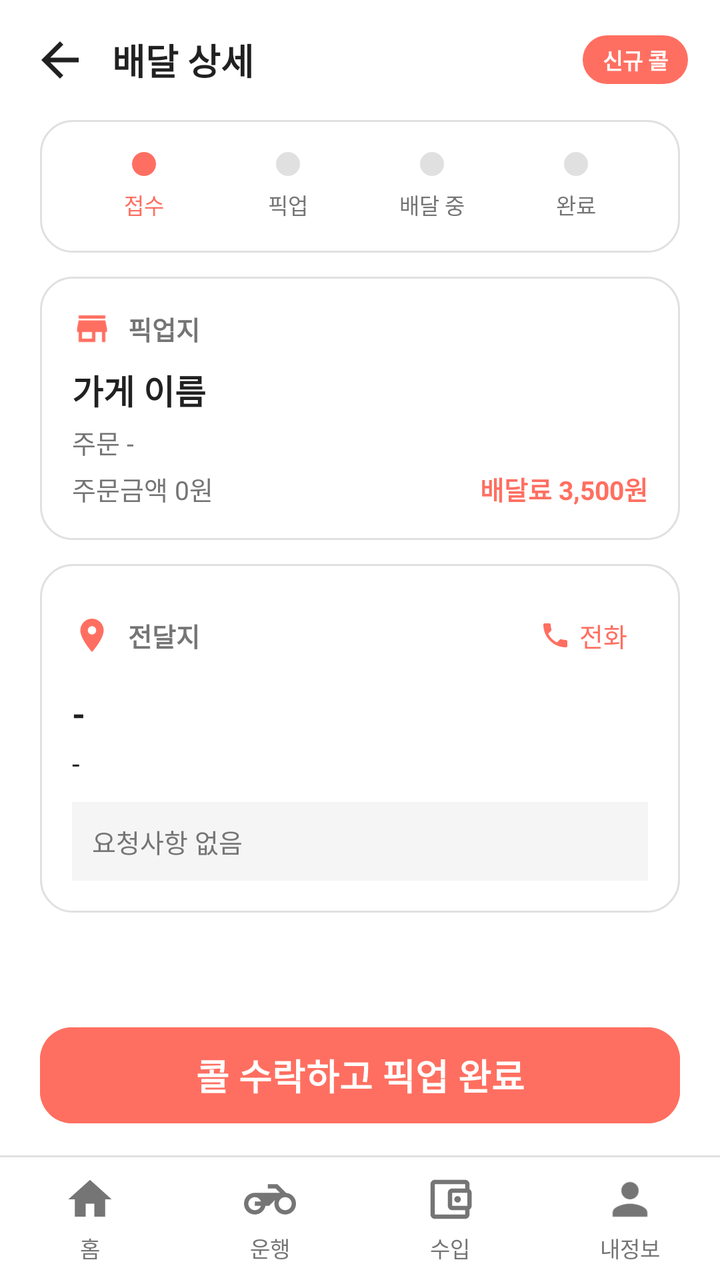
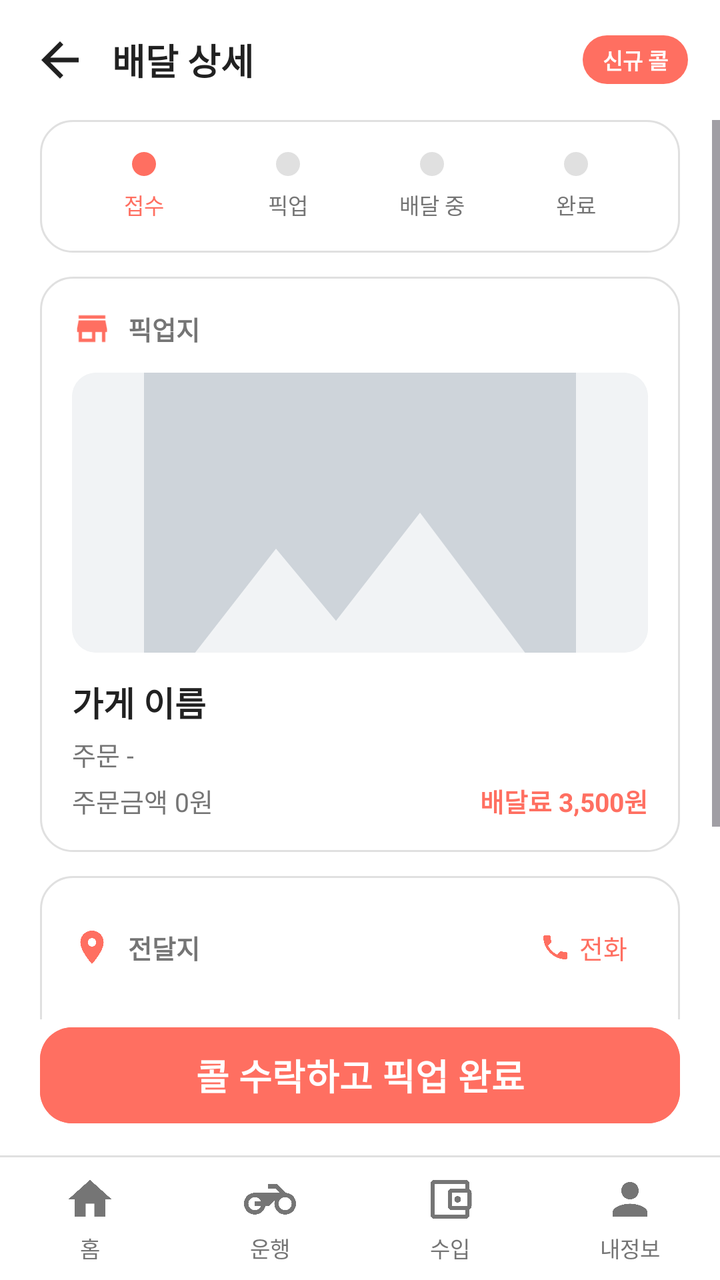

Screens rendered from an Android XML layout before and after an edit, with the pre-edit source and the edit as a unified diff.
<!-- AndroidManifest.xml: application theme Theme.Connect -->
<!-- res/layout/activity_delivery_detail.xml -->
<?xml version="1.0" encoding="utf-8"?>
<LinearLayout xmlns:android="http://schemas.android.com/apk/res/android"
    xmlns:app="http://schemas.android.com/apk/res-auto"
    android:layout_width="match_parent"
    android:layout_height="match_parent"
    android:orientation="vertical"
    android:background="@color/bg_deep">

    
    <LinearLayout
        android:layout_width="match_parent"
        android:layout_height="wrap_content"
        android:orientation="horizontal"
        android:gravity="center_vertical"
        android:padding="16dp">

        <ImageView
            android:id="@+id/btn_back"
            android:layout_width="28dp"
            android:layout_height="28dp"
            android:src="@drawable/ic_arrow_back"
            app:tint="@color/text_primary"
            android:background="?attr/selectableItemBackgroundBorderless"
            android:contentDescription="뒤로"/>

        <TextView
            android:layout_width="0dp"
            android:layout_height="wrap_content"
            android:layout_weight="1"
            android:text="배달 상세"
            android:textSize="18sp"
            android:textStyle="bold"
            android:textColor="@color/text_primary"
            android:layout_marginStart="12dp"/>

        <TextView
            android:id="@+id/tv_status"
            android:layout_width="wrap_content"
            android:layout_height="wrap_content"
            android:text="신규 콜"
            android:textSize="11sp"
            android:textStyle="bold"
            android:textColor="#FFFFFF"
            android:background="@drawable/bg_chip_status_new"
            android:paddingStart="10dp"
            android:paddingEnd="10dp"
            android:paddingTop="4dp"
            android:paddingBottom="4dp"/>
    </LinearLayout>

    <ScrollView
        android:layout_width="match_parent"
        android:layout_height="0dp"
        android:layout_weight="1"
        android:fillViewport="true">

        <LinearLayout
            android:layout_width="match_parent"
            android:layout_height="wrap_content"
            android:orientation="vertical"
            android:paddingStart="20dp"
            android:paddingEnd="20dp"
            android:paddingBottom="20dp">

            
            <LinearLayout
                android:layout_width="match_parent"
                android:layout_height="wrap_content"
                android:orientation="horizontal"
                android:background="@drawable/bg_card"
                android:padding="16dp"
                android:layout_marginBottom="12dp">

                <LinearLayout
                    android:layout_width="0dp"
                    android:layout_height="wrap_content"
                    android:layout_weight="1"
                    android:orientation="vertical"
                    android:gravity="center">

                    <View
                        android:id="@+id/step_dot_1"
                        android:layout_width="12dp"
                        android:layout_height="12dp"
                        android:background="@drawable/bg_step_dot_on"/>

                    <TextView
                        android:id="@+id/step_label_1"
                        android:layout_width="wrap_content"
                        android:layout_height="wrap_content"
                        android:text="접수"
                        android:textSize="11sp"
                        android:textColor="@color/coral_primary"
                        android:layout_marginTop="6dp"/>
                </LinearLayout>

                <LinearLayout
                    android:layout_width="0dp"
                    android:layout_height="wrap_content"
                    android:layout_weight="1"
                    android:orientation="vertical"
                    android:gravity="center">

                    <View
                        android:id="@+id/step_dot_2"
                        android:layout_width="12dp"
                        android:layout_height="12dp"
                        android:background="@drawable/bg_step_dot_off"/>

                    <TextView
                        android:id="@+id/step_label_2"
                        android:layout_width="wrap_content"
                        android:layout_height="wrap_content"
                        android:text="픽업"
                        android:textSize="11sp"
                        android:textColor="@color/text_secondary"
                        android:layout_marginTop="6dp"/>
                </LinearLayout>

                <LinearLayout
                    android:layout_width="0dp"
                    android:layout_height="wrap_content"
                    android:layout_weight="1"
                    android:orientation="vertical"
                    android:gravity="center">

                    <View
                        android:id="@+id/step_dot_3"
                        android:layout_width="12dp"
                        android:layout_height="12dp"
                        android:background="@drawable/bg_step_dot_off"/>

                    <TextView
                        android:id="@+id/step_label_3"
                        android:layout_width="wrap_content"
                        android:layout_height="wrap_content"
                        android:text="배달 중"
                        android:textSize="11sp"
                        android:textColor="@color/text_secondary"
                        android:layout_marginTop="6dp"/>
                </LinearLayout>

                <LinearLayout
                    android:layout_width="0dp"
                    android:layout_height="wrap_content"
                    android:layout_weight="1"
                    android:orientation="vertical"
                    android:gravity="center">

                    <View
                        android:id="@+id/step_dot_4"
                        android:layout_width="12dp"
                        android:layout_height="12dp"
                        android:background="@drawable/bg_step_dot_off"/>

                    <TextView
                        android:id="@+id/step_label_4"
                        android:layout_width="wrap_content"
                        android:layout_height="wrap_content"
                        android:text="완료"
                        android:textSize="11sp"
                        android:textColor="@color/text_secondary"
                        android:layout_marginTop="6dp"/>
                </LinearLayout>
            </LinearLayout>

            
            <LinearLayout
                android:layout_width="match_parent"
                android:layout_height="wrap_content"
                android:orientation="vertical"
                android:background="@drawable/bg_card"
                android:padding="16dp"
                android:layout_marginBottom="12dp">

                <LinearLayout
                    android:layout_width="match_parent"
                    android:layout_height="wrap_content"
                    android:orientation="horizontal"
                    android:gravity="center_vertical">

                    <ImageView
                        android:layout_width="20dp"
                        android:layout_height="20dp"
                        android:src="@drawable/ic_store"
                        app:tint="@color/coral_primary"
                        android:contentDescription="픽업지"/>

                    <TextView
                        android:layout_width="wrap_content"
                        android:layout_height="wrap_content"
                        android:text="픽업지"
                        android:textSize="13sp"
                        android:textStyle="bold"
                        android:textColor="@color/text_secondary"
                        android:layout_marginStart="8dp"/>
                </LinearLayout>

                <TextView
                    android:id="@+id/tv_restaurant"
                    android:layout_width="wrap_content"
                    android:layout_height="wrap_content"
                    android:text="가게 이름"
                    android:textSize="17sp"
                    android:textStyle="bold"
                    android:textColor="@color/text_primary"
                    android:layout_marginTop="8dp"/>

                <TextView
                    android:id="@+id/tv_order_number"
                    android:layout_width="wrap_content"
                    android:layout_height="wrap_content"
                    android:text="주문 -"
                    android:textSize="13sp"
                    android:textColor="@color/text_secondary"
                    android:layout_marginTop="4dp"/>

                <LinearLayout
                    android:layout_width="match_parent"
                    android:layout_height="wrap_content"
                    android:orientation="horizontal"
                    android:layout_marginTop="4dp">

                    <TextView
                        android:id="@+id/tv_total"
                        android:layout_width="0dp"
                        android:layout_height="wrap_content"
                        android:layout_weight="1"
                        android:text="주문금액 0원"
                        android:textSize="13sp"
                        android:textColor="@color/text_secondary"/>

                    <TextView
                        android:id="@+id/tv_fee"
                        android:layout_width="wrap_content"
                        android:layout_height="wrap_content"
                        android:text="배달료 3,500원"
                        android:textSize="13sp"
                        android:textStyle="bold"
                        android:textColor="@color/coral_primary"/>
                </LinearLayout>
            </LinearLayout>

            
            <LinearLayout
                android:layout_width="match_parent"
                android:layout_height="wrap_content"
                android:orientation="vertical"
                android:background="@drawable/bg_card"
                android:padding="16dp">

                <LinearLayout
                    android:layout_width="match_parent"
                    android:layout_height="wrap_content"
                    android:orientation="horizontal"
                    android:gravity="center_vertical">

                    <ImageView
                        android:layout_width="20dp"
                        android:layout_height="20dp"
                        android:src="@drawable/ic_pin"
                        app:tint="@color/coral_primary"
                        android:contentDescription="전달지"/>

                    <TextView
                        android:layout_width="0dp"
                        android:layout_height="wrap_content"
                        android:layout_weight="1"
                        android:text="전달지"
                        android:textSize="13sp"
                        android:textStyle="bold"
                        android:textColor="@color/text_secondary"
                        android:layout_marginStart="8dp"/>

                    <Button
                        android:id="@+id/btn_call"
                        style="@style/Widget.Material3.Button.TextButton"
                        android:layout_width="wrap_content"
                        android:layout_height="wrap_content"
                        android:minWidth="0dp"
                        android:minHeight="0dp"
                        android:paddingStart="10dp"
                        android:paddingEnd="10dp"
                        android:text="전화"
                        android:textSize="13sp"
                        android:textColor="@color/coral_primary"
                        app:icon="@drawable/ic_call"
                        app:iconSize="16dp"
                        app:iconTint="@color/coral_primary"/>
                </LinearLayout>

                <TextView
                    android:id="@+id/tv_customer"
                    android:layout_width="wrap_content"
                    android:layout_height="wrap_content"
                    android:text="-"
                    android:textSize="17sp"
                    android:textStyle="bold"
                    android:textColor="@color/text_primary"
                    android:layout_marginTop="8dp"/>

                <TextView
                    android:id="@+id/tv_address"
                    android:layout_width="wrap_content"
                    android:layout_height="wrap_content"
                    android:text="-"
                    android:textSize="14sp"
                    android:textColor="@color/text_primary"
                    android:layout_marginTop="4dp"/>

                <TextView
                    android:id="@+id/tv_request_note"
                    android:layout_width="match_parent"
                    android:layout_height="wrap_content"
                    android:text="요청사항 없음"
                    android:textSize="13sp"
                    android:textColor="@color/text_secondary"
                    android:background="@color/bg_surface"
                    android:padding="10dp"
                    android:layout_marginTop="10dp"/>
            </LinearLayout>

        </LinearLayout>
    </ScrollView>

    
    <Button
        android:id="@+id/btn_action"
        android:layout_width="match_parent"
        android:layout_height="56dp"
        android:layout_marginStart="20dp"
        android:layout_marginEnd="20dp"
        android:layout_marginBottom="12dp"
        android:text="콜 수락하고 픽업 완료"
        android:textSize="18sp"
        android:textStyle="bold"
        android:textColor="#FFFFFF"
        android:backgroundTint="@color/coral_primary"
        app:cornerRadius="16dp"/>

    <include layout="@layout/bottom_nav"/>

</LinearLayout>
<!-- res/layout/bottom_nav.xml (included above) -->
<?xml version="1.0" encoding="utf-8"?>
<LinearLayout xmlns:android="http://schemas.android.com/apk/res/android"
    xmlns:app="http://schemas.android.com/apk/res-auto"
    android:id="@+id/bottom_nav_root"
    android:layout_width="match_parent"
    android:layout_height="wrap_content"
    android:orientation="vertical"
    android:background="@color/bg_deep">

    <View
        android:layout_width="match_parent"
        android:layout_height="1dp"
        android:background="@color/stroke_dim"/>

    <LinearLayout
        android:layout_width="match_parent"
        android:layout_height="wrap_content"
        android:orientation="horizontal"
        android:paddingTop="8dp"
        android:paddingBottom="8dp">

        
        <LinearLayout
            android:id="@+id/nav_home"
            android:layout_width="0dp"
            android:layout_height="wrap_content"
            android:layout_weight="1"
            android:orientation="vertical"
            android:gravity="center"
            android:clickable="true"
            android:focusable="true"
            android:background="?attr/selectableItemBackgroundBorderless">

            <ImageView
                android:id="@+id/nav_home_icon"
                android:layout_width="26dp"
                android:layout_height="26dp"
                android:src="@drawable/ic_home"
                app:tint="@color/text_secondary"
                android:contentDescription="홈"/>

            <TextView
                android:id="@+id/nav_home_label"
                android:layout_width="wrap_content"
                android:layout_height="wrap_content"
                android:text="홈"
                android:textSize="11sp"
                android:textColor="@color/text_secondary"
                android:layout_marginTop="3dp"/>
        </LinearLayout>

        
        <LinearLayout
            android:id="@+id/nav_delivery"
            android:layout_width="0dp"
            android:layout_height="wrap_content"
            android:layout_weight="1"
            android:orientation="vertical"
            android:gravity="center"
            android:clickable="true"
            android:focusable="true"
            android:background="?attr/selectableItemBackgroundBorderless">

            <FrameLayout
                android:layout_width="wrap_content"
                android:layout_height="wrap_content">

                <ImageView
                    android:id="@+id/nav_delivery_icon"
                    android:layout_width="26dp"
                    android:layout_height="26dp"
                    android:src="@drawable/ic_scooter"
                    app:tint="@color/text_secondary"
                    android:contentDescription="운행"/>

                <TextView
                    android:id="@+id/tv_delivery_badge"
                    android:layout_width="wrap_content"
                    android:layout_height="16dp"
                    android:minWidth="16dp"
                    android:layout_gravity="top|end"
                    android:background="@drawable/bg_notice_badge"
                    android:gravity="center"
                    android:paddingStart="4dp"
                    android:paddingEnd="4dp"
                    android:text=""
                    android:textColor="#FFFFFF"
                    android:textSize="9sp"
                    android:textStyle="bold"
                    android:visibility="gone"/>

            </FrameLayout>

            <TextView
                android:id="@+id/nav_delivery_label"
                android:layout_width="wrap_content"
                android:layout_height="wrap_content"
                android:text="운행"
                android:textSize="11sp"
                android:textColor="@color/text_secondary"
                android:layout_marginTop="3dp"/>
        </LinearLayout>

        
        <LinearLayout
            android:id="@+id/nav_earnings"
            android:layout_width="0dp"
            android:layout_height="wrap_content"
            android:layout_weight="1"
            android:orientation="vertical"
            android:gravity="center"
            android:clickable="true"
            android:focusable="true"
            android:background="?attr/selectableItemBackgroundBorderless">

            <ImageView
                android:id="@+id/nav_earnings_icon"
                android:layout_width="26dp"
                android:layout_height="26dp"
                android:src="@drawable/ic_wallet"
                app:tint="@color/text_secondary"
                android:contentDescription="수입"/>

            <TextView
                android:id="@+id/nav_earnings_label"
                android:layout_width="wrap_content"
                android:layout_height="wrap_content"
                android:text="수입"
                android:textSize="11sp"
                android:textColor="@color/text_secondary"
                android:layout_marginTop="3dp"/>
        </LinearLayout>

        
        <LinearLayout
            android:id="@+id/nav_mypage"
            android:layout_width="0dp"
            android:layout_height="wrap_content"
            android:layout_weight="1"
            android:orientation="vertical"
            android:gravity="center"
            android:clickable="true"
            android:focusable="true"
            android:background="?attr/selectableItemBackgroundBorderless">

            <ImageView
                android:id="@+id/nav_mypage_icon"
                android:layout_width="26dp"
                android:layout_height="26dp"
                android:src="@drawable/ic_person"
                app:tint="@color/text_secondary"
                android:contentDescription="내정보"/>

            <TextView
                android:id="@+id/nav_mypage_label"
                android:layout_width="wrap_content"
                android:layout_height="wrap_content"
                android:text="내정보"
                android:textSize="11sp"
                android:textColor="@color/text_secondary"
                android:layout_marginTop="3dp"/>
        </LinearLayout>

    </LinearLayout>

</LinearLayout>
<!-- resources referenced by this layout -->
<resources>
  <color name="bg_deep">#FFFFFF</color>
  <color name="bg_surface">#F5F5F5</color>
  <color name="coral_primary">#FF6F61</color>
  <color name="stroke_dim">#E0E0E0</color>
  <color name="text_primary">#212121</color>
  <color name="text_secondary">#757575</color>
  <!-- drawable bg_card (drawable) -->
  <shape xmlns:android="http://schemas.android.com/apk/res/android">
      <solid android:color="@color/bg_deep"/>
      <stroke android:width="1dp" android:color="@color/stroke_dim"/>
      <corners android:radius="16dp"/>
  </shape>
  <!-- drawable bg_chip_status_new (drawable) -->
  <shape xmlns:android="http://schemas.android.com/apk/res/android">
      <solid android:color="@color/coral_primary"/>
      <corners android:radius="999dp"/>
  </shape>
  <!-- drawable bg_notice_badge (drawable) -->
  <?xml version="1.0" encoding="utf-8"?>
  <shape xmlns:android="http://schemas.android.com/apk/res/android" android:shape="oval">
      <solid android:color="#F0338D" />
  </shape>
  <!-- drawable bg_step_dot_off (drawable) -->
  <shape xmlns:android="http://schemas.android.com/apk/res/android" android:shape="oval">
      <solid android:color="@color/stroke_dim"/>
  </shape>
  <!-- drawable bg_step_dot_on (drawable) -->
  <shape xmlns:android="http://schemas.android.com/apk/res/android" android:shape="oval">
      <solid android:color="@color/coral_primary"/>
  </shape>
  <!-- drawable ic_arrow_back (drawable) -->
  <vector xmlns:android="http://schemas.android.com/apk/res/android"
      android:width="24dp"
      android:height="24dp"
      android:viewportWidth="24"
      android:viewportHeight="24">
      <path
          android:fillColor="#FF000000"
          android:pathData="M20,11H7.83l5.59,-5.59L12,4l-8,8 8,8 1.41,-1.41L7.83,13H20v-2z"/>
  </vector>
  <!-- drawable ic_home (drawable) -->
  <vector xmlns:android="http://schemas.android.com/apk/res/android"
      android:width="24dp"
      android:height="24dp"
      android:viewportWidth="24"
      android:viewportHeight="24"
      android:tint="?attr/colorControlNormal">
      <path
          android:fillColor="@android:color/white"
          android:pathData="M10,20v-6h4v6h5v-8h3L12,3 2,12h3v8z"/>
  </vector>
  <!-- drawable ic_store (drawable) -->
  <vector xmlns:android="http://schemas.android.com/apk/res/android"
      android:width="24dp"
      android:height="24dp"
      android:viewportWidth="24"
      android:viewportHeight="24">
      <path
          android:fillColor="#FF000000"
          android:pathData="M20,4H4v2h16V4zM21,14v-2l-1,-5H4l-1,5v2h1v6h10v-6h4v6h2v-6h1zM12,18H6v-4h6v4z"/>
  </vector>
  <style name="Theme.Connect" parent="Base.Theme.Connect" />
  <!-- unchanged entries left out for length: 6 -->
</resources>

<!-- the commit's change to res/layout/activity_delivery_detail.xml (unified diff, before → after) -->
@@ -196,6 +196,18 @@
                         android:layout_marginStart="8dp"/>
                 </LinearLayout>
 
+                
+                <ImageView
+                    android:id="@+id/iv_restaurant"
+                    android:layout_width="match_parent"
+                    android:layout_height="140dp"
+                    android:scaleType="centerCrop"
+                    android:background="@drawable/bg_thumb"
+                    android:clipToOutline="true"
+                    android:src="@drawable/ic_image_placeholder"
+                    android:contentDescription="매장 사진"
+                    android:layout_marginTop="12dp"/>
+
                 <TextView
                     android:id="@+id/tv_restaurant"
                     android:layout_width="wrap_content"
@@ -204,7 +216,7 @@
                     android:textSize="17sp"
                     android:textStyle="bold"
                     android:textColor="@color/text_primary"
-                    android:layout_marginTop="8dp"/>
+                    android:layout_marginTop="12dp"/>
 
                 <TextView
                     android:id="@+id/tv_order_number"
<!-- resource entries referenced after the edit -->
@@ -30,6 +30,11 @@
   <shape xmlns:android="http://schemas.android.com/apk/res/android" android:shape="oval">
       <solid android:color="@color/coral_primary"/>
   </shape>
+  <!-- drawable bg_thumb (drawable) -->
+  <shape xmlns:android="http://schemas.android.com/apk/res/android">
+      <solid android:color="@color/bg_surface"/>
+      <corners android:radius="12dp"/>
+  </shape>
   <!-- drawable ic_arrow_back (drawable) -->
   <vector xmlns:android="http://schemas.android.com/apk/res/android"
       android:width="24dp"
@@ -51,6 +56,20 @@
           android:fillColor="@android:color/white"
           android:pathData="M10,20v-6h4v6h5v-8h3L12,3 2,12h3v8z"/>
   </vector>
+  <!-- drawable ic_image_placeholder (drawable) -->
+  <?xml version="1.0" encoding="utf-8"?>
+  <layer-list xmlns:android="http://schemas.android.com/apk/res/android">
+      <item>
+          <shape android:shape="rectangle">
+              <solid android:color="#F1F3F5"/>
+          </shape>
+      </item>
+      <item
+          android:width="28dp"
+          android:height="28dp"
+          android:drawable="@drawable/ic_photo_glyph"
+          android:gravity="center"/>
+  </layer-list>
   <!-- drawable ic_store (drawable) -->
   <vector xmlns:android="http://schemas.android.com/apk/res/android"
       android:width="24dp"
@@ -62,6 +81,16 @@
           android:pathData="M20,4H4v2h16V4zM21,14v-2l-1,-5H4l-1,5v2h1v6h10v-6h4v6h2v-6h1zM12,18H6v-4h6v4z"/>
   </vector>
   <style name="Theme.Connect" parent="Base.Theme.Connect" />
+  <!-- drawable ic_photo_glyph (drawable) -->
+  <vector xmlns:android="http://schemas.android.com/apk/res/android"
+      android:width="28dp"
+      android:height="28dp"
+      android:viewportWidth="24"
+      android:viewportHeight="24">
+      <path
+          android:fillColor="#CED4DA"
+          android:pathData="M21,19V5c0,-1.1 -0.9,-2 -2,-2H5c-1.1,0 -2,0.9 -2,2v14c0,1.1 0.9,2 2,2h14c1.1,0 2,-0.9 2,-2zM8.5,13.5l2.5,3.01L14.5,12l4.5,6H5l3.5,-4.5z"/>
+  </vector>
   <!-- unchanged entries left out for length: 6 -->
 </resources>
 
